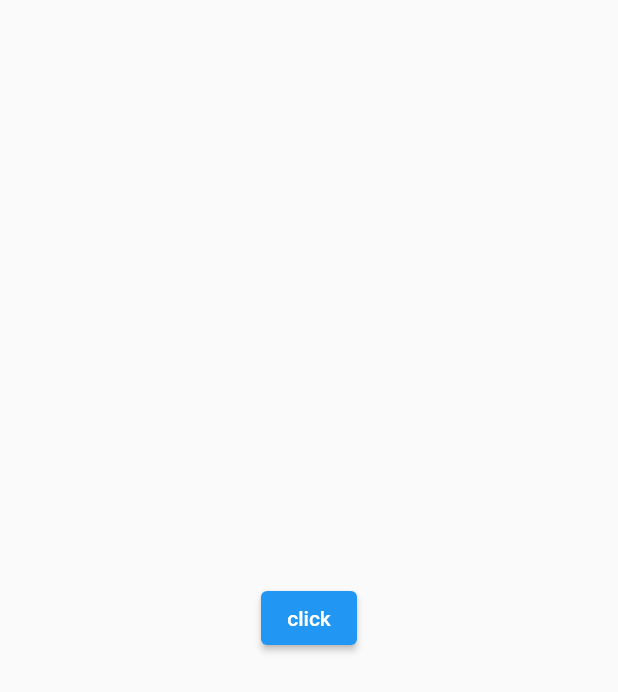
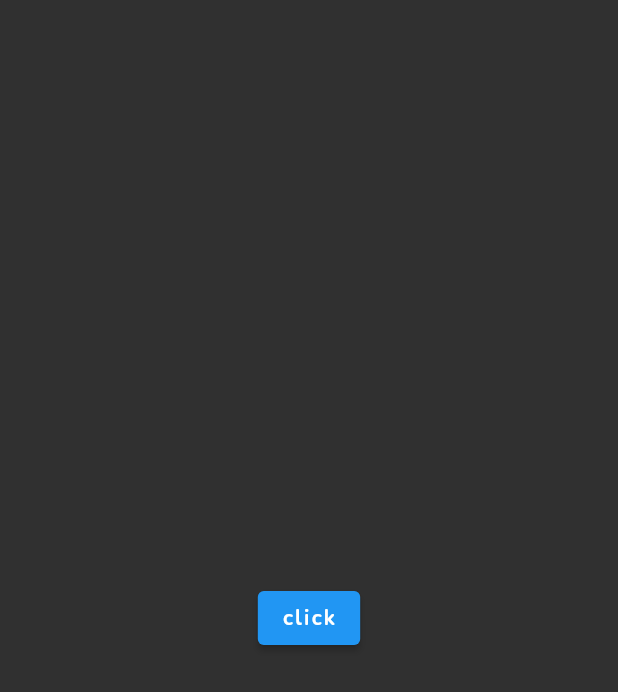
Before and after one commit to martindevnow/fireship-quizapp, a Flutter app: the screen it shows after launch, on a phone screen of 412 x 824 dp. Shown: the top 692 px of the screen. Run offline on Flutter 3.47's test engine with Material 2 defaults, Android fonts, the phone set to English and light mode, and no system bars; our stand-ins replace firebase_core, google_fonts; accounts and stored records are empty.

Commit message:
add font and theme

```diff
--- a/lib/home/home.dart
+++ b/lib/home/home.dart
@@ -8,7 +8,10 @@ class HomeScreen extends StatelessWidget {
     return Scaffold(
       body: Center(
         child: ElevatedButton(
-          child: Text('click'),
+          child: Text(
+            'click',
+            style: Theme.of(context).textTheme.button,
+          ),
           onPressed: () => Navigator.pushNamed((context), '/about'),
         ),
       ),
--- a/lib/main.dart
+++ b/lib/main.dart
@@ -3,6 +3,7 @@ import 'package:quizapp/routes.dart';
 
 // Import the firebase_core plugin
 import 'package:firebase_core/firebase_core.dart';
+import 'package:quizapp/theme.dart';
 
 void main() {
   WidgetsFlutterBinding.ensureInitialized();
@@ -40,11 +41,12 @@ class _AppState extends State<App> {
         if (snapshot.connectionState == ConnectionState.done) {
           return MaterialApp(
             routes: appRoutes,
+            theme: appTheme,
           );
         }
 
         // Otherwise, show something whilst waiting for initialization to complete
-        return Text('loading');
+        return const Text('loading');
       },
     );
   }
--- /dev/null
+++ b/lib/theme.dart
@@ -0,0 +1,25 @@
+import 'package:flutter/material.dart';
+import 'package:google_fonts/google_fonts.dart';
+
+var appTheme = ThemeData(
+  fontFamily: GoogleFonts.nunito().fontFamily,
+  bottomAppBarTheme: const BottomAppBarTheme(
+    color: Colors.black87,
+  ),
+  brightness: Brightness.dark,
+  textTheme: const TextTheme(
+    bodyText1: TextStyle(fontSize: 18),
+    bodyText2: TextStyle(fontSize: 16),
+    button: TextStyle(
+      letterSpacing: 1.5,
+      fontWeight: FontWeight.bold,
+    ),
+    headline1: TextStyle(
+      fontWeight: FontWeight.bold,
+    ),
+    subtitle1: TextStyle(
+      color: Colors.grey,
+    ),
+  ),
+  buttonTheme: const ButtonThemeData(),
+);
--- a/pubspec.yaml
+++ b/pubspec.yaml
@@ -40,7 +40,7 @@ dependencies:
   # sign_in_with_apple: 3.2.0
   # crypto: 3.0.1
   # font_awesome_flutter: 9.2.0
-  # google_fonts: 2.1.0
+  google_fonts: 2.1.0
   # provider: 6.0.1
   # rxdart: 0.27.2
   # json_annotation: 4.3.0
```
